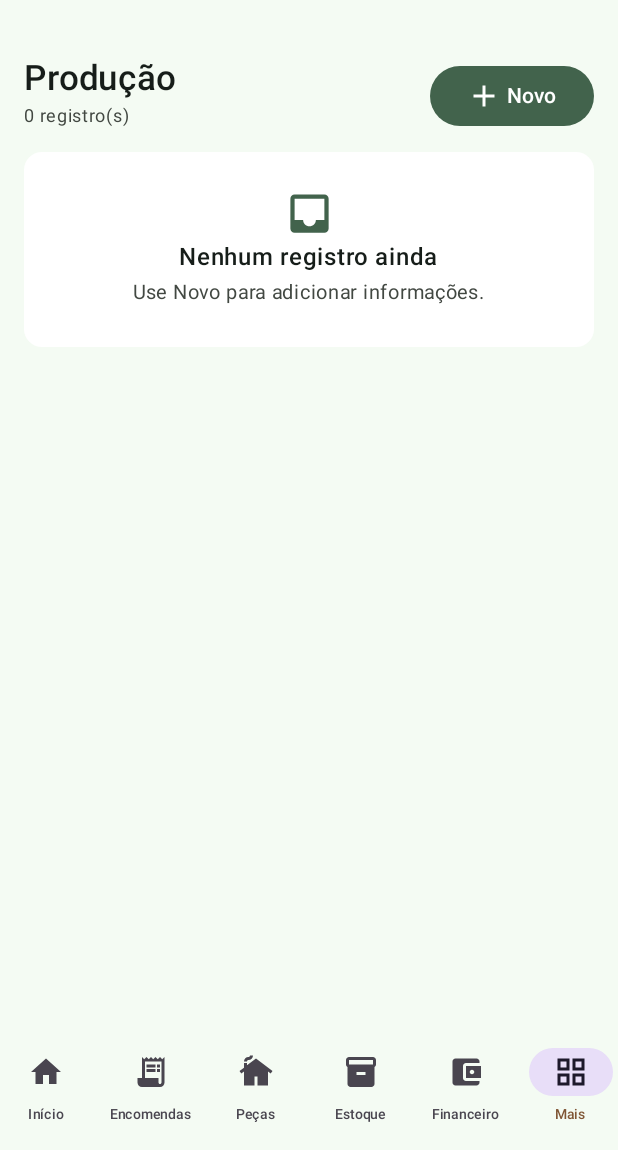
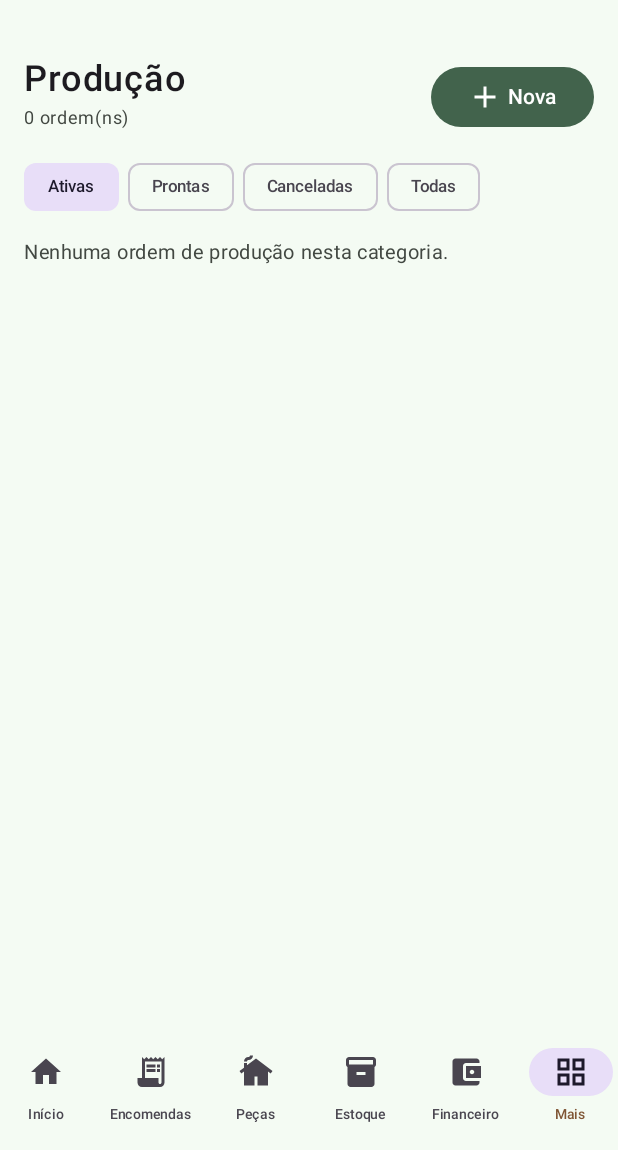
Before and after one commit to anderfc22/Ateliecroche, an Android app built with Jetpack Compose: the screen it shows after launch (MainActivity), after a tap on "Produção", on a phone screen of 412 x 824 dp, the part 86-1236 px from its top. Run offline under Robolectric (Android 15) with nearby library versions, the phone set to English and light mode, and no system bars; 3 other taps on this screen came first.

Commit message:
Connect production and stock submodules in More menu

```diff
--- a/app/src/main/java/com/lelecroche/app/MainActivity.kt
+++ b/app/src/main/java/com/lelecroche/app/MainActivity.kt
@@ -99,6 +99,8 @@ private fun LeleCrocheApp() {
                 4 -> DataScreen(AppDatabase(androidx.compose.ui.platform.LocalContext.current), "Financeiro", Modifier.padding(padding))
                 else -> if (moreSection == null) MoreScreen(Modifier.padding(padding)) { moreSection = it }
                     else if (moreSection == "Clientes") CustomersScreen(Modifier.padding(padding)) { moreSection = null }
+                    else if (moreSection == "Produção") ProductionScreen(Modifier.padding(padding))
+                    else if (moreSection == "Compras" || moreSection == "Histórico de estoque") MaterialsScreen(Modifier.padding(padding))
                     else DataScreen(AppDatabase(androidx.compose.ui.platform.LocalContext.current), moreSection!!, Modifier.padding(padding))
             }
         }
```
